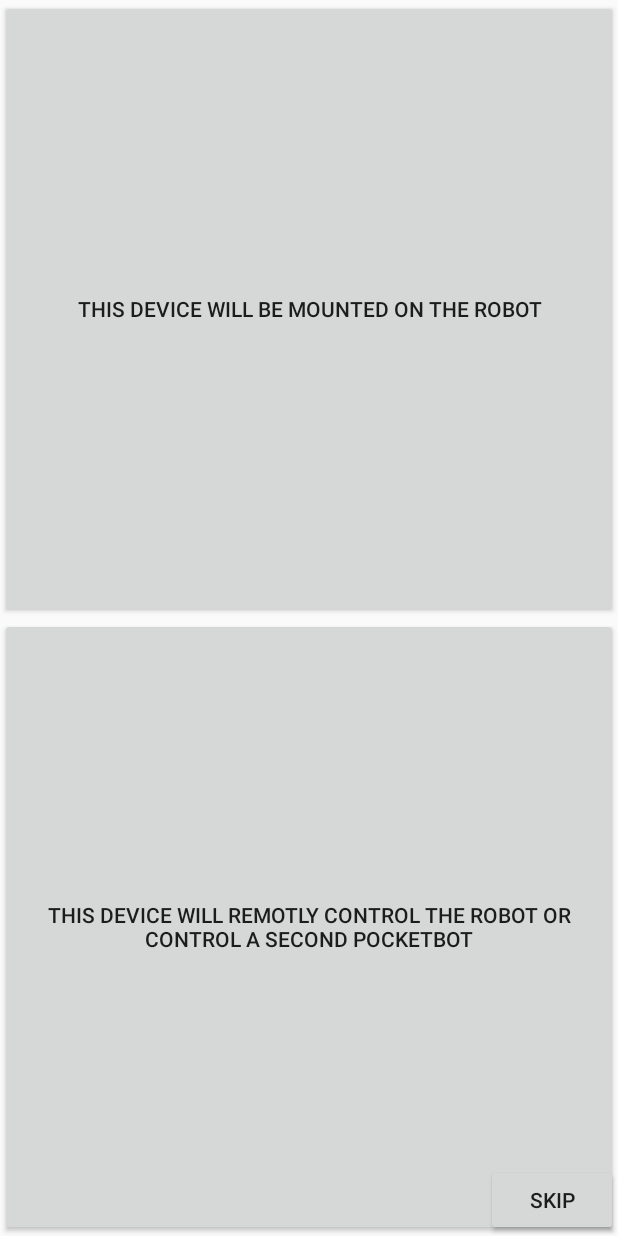
After one commit to frankjoshua/PocketBot, an Android app: the WizardActivity screen opened directly, with no data from a screen before it, on a phone screen of 412 x 824 dp. The commit adds this screen. Run offline under Robolectric (Android 15) with nearby library versions, the phone set to English and light mode, and no system bars.

Commit message:
Working on wizard

```diff
--- a/src/main/java/com/tesseractmobile/pocketbot/activities/AiFragmentActivity.java
+++ b/src/main/java/com/tesseractmobile/pocketbot/activities/AiFragmentActivity.java
@@ -1,5 +1,6 @@
 package com.tesseractmobile.pocketbot.activities;
 
+import android.content.Context;
 import android.content.Intent;
 import android.net.Uri;
 import android.os.AsyncTask;
@@ -132,4 +133,8 @@ public class AiFragmentActivity extends BaseFaceFragmentActivity implements AI {
 //            }
 //        }.execute();
     }
+
+    public static Intent getLaunchIntent(final Context context) {
+        return new Intent(context, AiFragmentActivity.class);
+    }
 }
--- /dev/null
+++ b/src/main/java/com/tesseractmobile/pocketbot/activities/wizard/BaseConfigWizard.java
@@ -0,0 +1,47 @@
+package com.tesseractmobile.pocketbot.activities.wizard;
+
+import android.content.Context;
+
+import com.tesseractmobile.pocketbot.activities.LauncherActivity;
+import com.tesseractmobile.pocketbot.activities.PocketBotSettings;
+
+/**
+ * Created by josh on 4/17/17.
+ */
+
+public class BaseConfigWizard implements ConfigWizard {
+    private boolean mOnRobot;
+    private boolean mWifi;
+    private boolean mUsb;
+    private String mRosMasterUri;
+
+    @Override
+    public void setOnRobot(boolean b) {
+        mOnRobot = b;
+    }
+
+    @Override
+    public void setWifi(boolean b) {
+        mWifi = b;
+    }
+
+    @Override
+    public void setUsb(boolean b) {
+        mUsb = b;
+    }
+
+    @Override
+    public void applyConfig(final Context context) {
+        PocketBotSettings.setRosMasterUri(context, mRosMasterUri);
+        PocketBotSettings.setStartingActvityId(context, getStartingActivityId());
+    }
+
+    private int getStartingActivityId() {
+        return LauncherActivity.ROS_ACTIVITY;
+    }
+
+    @Override
+    public void setRosMasterUri(final String s) {
+        mRosMasterUri = s;
+    }
+}
--- /dev/null
+++ b/src/main/java/com/tesseractmobile/pocketbot/activities/wizard/ConfigWizard.java
@@ -0,0 +1,19 @@
+package com.tesseractmobile.pocketbot.activities.wizard;
+
+import android.content.Context;
+
+/**
+ * Created by josh on 4/17/17.
+ */
+
+interface ConfigWizard {
+    void setOnRobot(boolean b);
+
+    void setWifi(boolean b);
+
+    void setUsb(boolean b);
+
+    void applyConfig(Context context);
+
+    void setRosMasterUri(String s);
+}
--- /dev/null
+++ b/src/main/java/com/tesseractmobile/pocketbot/activities/wizard/WizardActivity.java
@@ -0,0 +1,65 @@
+package com.tesseractmobile.pocketbot.activities.wizard;
+
+import android.content.Context;
+import android.content.Intent;
+import android.os.Bundle;
+import android.support.annotation.Nullable;
+import android.support.v4.app.FragmentActivity;
+import android.view.View;
+
+import com.tesseractmobile.pocketbot.R;
+
+/**
+ * Created by josh on 4/15/17.
+ */
+
+public class WizardActivity extends FragmentActivity implements View.OnClickListener, ConfigWizard {
+
+    private static final String STEP_ONE_FRAGMENT = "step_one_fragment";
+    final ConfigWizard configWizard = new BaseConfigWizard();
+
+    @Override
+    protected void onCreate(@Nullable Bundle savedInstanceState) {
+        super.onCreate(savedInstanceState);
+        setContentView(R.layout.wizard);
+        findViewById(R.id.btnSkip).setOnClickListener(this);
+
+        getFragmentManager().beginTransaction().replace(R.id.fragment_placeholder, new WizardStepOne(), STEP_ONE_FRAGMENT).commit();
+    }
+
+    public static Intent getLaunchIntent(final Context context) {
+        return new Intent(context, WizardActivity.class);
+    }
+
+    @Override
+    public void onClick(View v) {
+        if(v.getId() == R.id.btnSkip){
+            finish();
+        }
+    }
+
+    @Override
+    public void setOnRobot(boolean b) {
+        configWizard.setOnRobot(b);
+    }
+
+    @Override
+    public void setWifi(boolean b) {
+        configWizard.setWifi(b);
+    }
+
+    @Override
+    public void setUsb(boolean b) {
+        configWizard.setUsb(b);
+    }
+
+    @Override
+    public void applyConfig(Context context) {
+        configWizard.applyConfig(context);
+    }
+
+    @Override
+    public void setRosMasterUri(String s) {
+        configWizard.setRosMasterUri(s);
+    }
+}
--- /dev/null
+++ b/src/main/java/com/tesseractmobile/pocketbot/activities/wizard/WizardFragment.java
@@ -0,0 +1,40 @@
+package com.tesseractmobile.pocketbot.activities.wizard;
+
+import android.content.Context;
+import android.app.Fragment;
+
+import com.tesseractmobile.pocketbot.R;
+import com.tesseractmobile.pocketbot.activities.LauncherActivity;
+
+/**
+ * Created by josh on 4/17/17.
+ */
+
+public class WizardFragment extends Fragment {
+    private ConfigWizard configWizard;
+
+    @Override
+    public void onAttach(Context context) {
+        super.onAttach(context);
+        configWizard = (ConfigWizard) context;
+    }
+
+    protected ConfigWizard getConfigWizard(){
+        return configWizard;
+    }
+
+    /**
+     * Begins a fragment transaction
+     * @param fragment
+     */
+    protected void nextFragment(final Fragment fragment){
+        getFragmentManager().beginTransaction().add(R.id.fragment_placeholder, fragment).commit();
+    }
+
+    protected void done(){
+        getConfigWizard().applyConfig(getActivity());
+        //Restart the app by launching the Launcher Activity
+        getActivity().startActivity(LauncherActivity.getLaunchIntent(getActivity()));
+        getActivity().finish();
+    }
+}
--- /dev/null
+++ b/src/main/java/com/tesseractmobile/pocketbot/activities/wizard/WizardStepOne.java
@@ -0,0 +1,36 @@
+package com.tesseractmobile.pocketbot.activities.wizard;
+
+import android.os.Bundle;
+import android.support.annotation.Nullable;
+import android.view.LayoutInflater;
+import android.view.View;
+import android.view.ViewGroup;
+
+import com.tesseractmobile.pocketbot.R;
+
+/**
+ * Created by josh on 4/15/17.
+ */
+
+public class WizardStepOne extends WizardFragment implements View.OnClickListener {
+
+    @Nullable
+    @Override
+    public View onCreateView(LayoutInflater inflater, @Nullable ViewGroup container, Bundle savedInstanceState) {
+        final View view = inflater.inflate(R.layout.wizard_step_one, container, false);
+        view.findViewById(R.id.btnOnRobot).setOnClickListener(this);
+        view.findViewById(R.id.btnRemoteControl).setOnClickListener(this);
+        return view;
+    }
+
+    @Override
+    public void onClick(View v) {
+        if(v.getId() == R.id.btnOnRobot){
+            getConfigWizard().setOnRobot(true);
+            nextFragment(new WizardOnRobot());
+        } else if(v.getId() == R.id.btnRemote){
+            getConfigWizard().setOnRobot(false);
+            nextFragment(new WizardRemoteControl());
+        }
+    }
+}
--- /dev/null
+++ b/src/main/res/layout/wizard.xml
@@ -0,0 +1,18 @@
+<?xml version="1.0" encoding="utf-8"?>
+<RelativeLayout xmlns:android="http://schemas.android.com/apk/res/android"
+    android:orientation="vertical" android:layout_width="match_parent"
+    android:layout_height="match_parent">
+    <FrameLayout android:id="@+id/fragment_placeholder"
+        android:layout_width="match_parent"
+        android:layout_height="match_parent"
+        android:layout_alignParentTop="true"
+        android:layout_alignParentLeft="true"
+        android:layout_alignParentStart="true" />
+    <Button
+        android:id="@+id/btnSkip"
+        android:layout_width="wrap_content"
+        android:layout_height="wrap_content"
+        android:layout_alignParentBottom="true"
+        android:layout_alignParentRight="true"
+        android:text="Skip"/>
+</RelativeLayout>
--- /dev/null
+++ b/src/main/res/layout/wizard_step_one.xml
@@ -0,0 +1,17 @@
+<?xml version="1.0" encoding="utf-8"?>
+<LinearLayout xmlns:android="http://schemas.android.com/apk/res/android"
+    android:orientation="vertical" android:layout_width="match_parent"
+    android:layout_height="match_parent">
+    <Button
+        android:id="@+id/btnOnRobot"
+        android:layout_width="match_parent"
+        android:layout_height="0dp"
+        android:layout_weight="1"
+        android:text="This device will be mounted on the robot"/>
+    <Button
+        android:id="@+id/btnRemoteControl"
+        android:layout_width="match_parent"
+        android:layout_height="0dp"
+        android:layout_weight="1"
+        android:text="This device will remotly control the robot or control a second PocketBot"/>
+</LinearLayout>
--- a/src/main/res/values/strings.xml
+++ b/src/main/res/values/strings.xml
@@ -9,7 +9,7 @@
         When does a perceptual schematic become consciousness?
         When does a difference engine become the search for truth? When does a personality simulation become the bitter mote... of a soul.
     </string>
-	<string name="better_not_die">
+    <string name="better_not_die">
 	     I think it would be better not to die, don\'t you?
 	</string>
     <string name="service_id">com.tesseractmobile.pocketbot.service</string>
```
Also changed, not shown: src/main/java/com/tesseractmobile/pocketbot/activities/LauncherActivity.java (added, +52 -0 lines), src/main/java/com/tesseractmobile/pocketbot/activities/PocketBotSettings.java (+20 -0 lines), src/main/java/com/tesseractmobile/pocketbot/activities/wizard/WizardOnRobot.java (added, +37 -0 lines), src/main/java/com/tesseractmobile/pocketbot/activities/wizard/WizardRemoteControl.java (added, +35 -0 lines), src/main/java/com/tesseractmobile/pocketbot/activities/wizard/WizardStepRos.java (added, +37 -0 lines), src/main/res/layout/wizard_step_on_robot.xml (added, +17 -0 lines), src/main/res/layout/wizard_step_remote.xml (added, +17 -0 lines), src/main/res/layout/wizard_step_ros.xml (added, +14 -0 lines).
